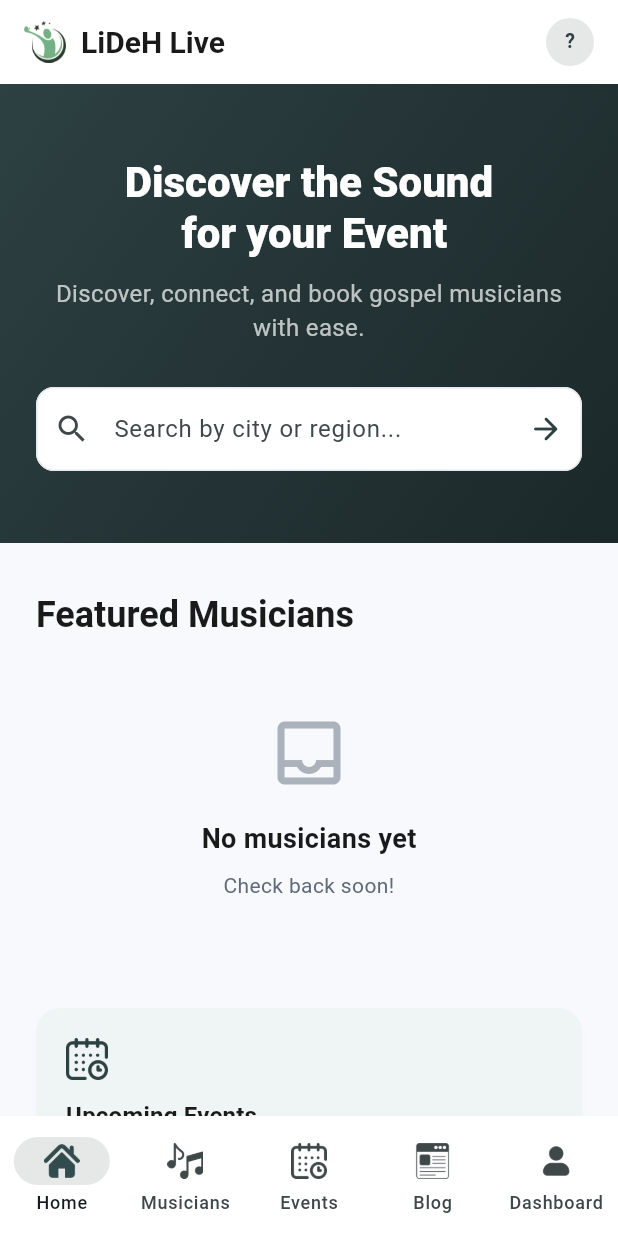
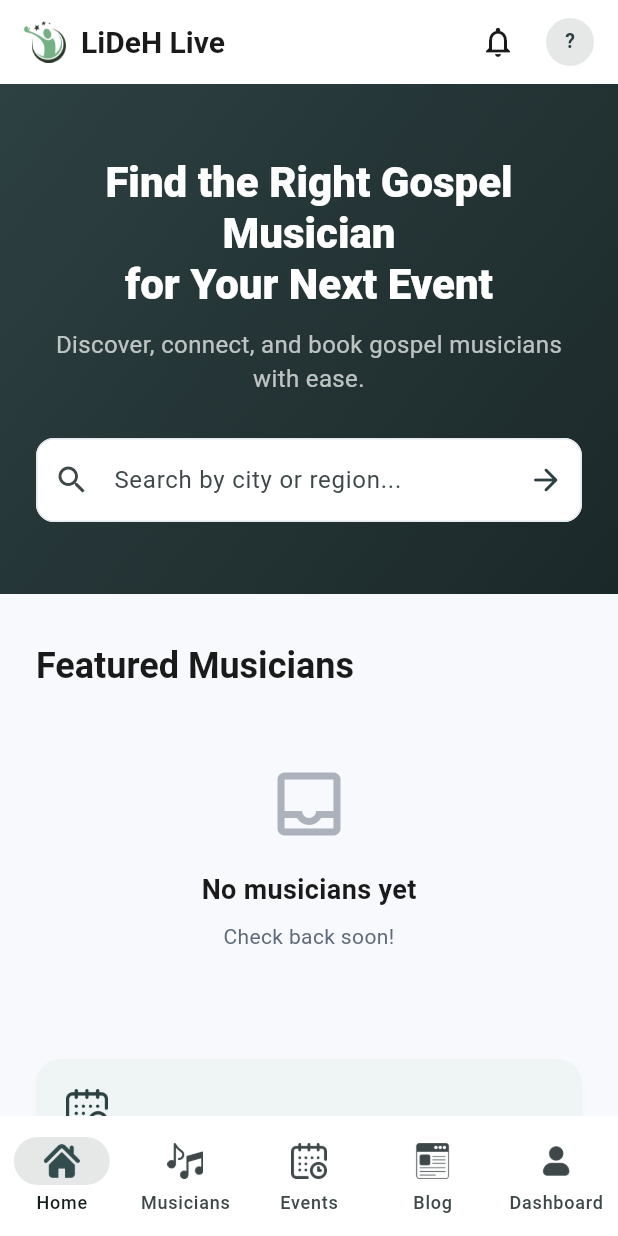
Before and after one commit to Ulikaye/lideh-live-flutter, a Flutter app: the screen it shows after launch, on a phone screen of 412 x 824 dp. Run offline on Flutter 3.47's test engine with Material 3 defaults, Android fonts, the phone set to English and light mode, and no system bars; our stand-ins replace cached_network_image, cloud_firestore, firebase_auth, firebase_core, firebase_messaging, firebase_storage and 4 more; accounts and stored records are empty.

Commit message:
Add booking notifications: Cloud Functions triggers, in-app inbox, FCM wiring

```diff
--- a/lib/core/routing/app_router.dart
+++ b/lib/core/routing/app_router.dart
@@ -24,8 +24,7 @@ import '../../features/dashboard/organizer_dashboard.dart';
 import '../../features/profile/profile_screen.dart';
 import '../../features/profile/edit_profile_screen.dart';
 import '../../features/dashboard/edit_musician_details_screen.dart';
-import '../../features/admin/admin_blog_list_screen.dart';
-import '../../features/admin/admin_blog_editor_screen.dart';
+import '../../features/notifications/notification_inbox_screen.dart';
 import '../../features/static/static_pages.dart';
 import '../../shared/widgets/error_widget.dart';
 import '../../shared/widgets/loading_indicator.dart';
@@ -51,9 +50,6 @@ final routerProvider = Provider<GoRouter>((ref) {
   ref.listen(authStateProvider, (prev, next) {
     authNotifier.value = !authNotifier.value; // force GoRouter to re-evaluate redirects
   });
-  ref.listen(currentUserProfileProvider, (prev, next) {
-    authNotifier.value = !authNotifier.value; // re-evaluate once role/admin status loads
-  });
 
   return GoRouter(
     initialLocation: '/',
@@ -70,12 +66,6 @@ final routerProvider = Provider<GoRouter>((ref) {
       }
       if (isLoggedIn && goingToAuthPages) {
         return '/';
-      }
-      if (path.startsWith('/admin')) {
-        final profile = ref.read(currentUserProfileProvider).value;
-        if (profile == null || profile.userType != UserType.admin) {
-          return '/';
-        }
       }
       return null;
     },
@@ -125,14 +115,9 @@ final routerProvider = Provider<GoRouter>((ref) {
             path: '/musician-details/edit',
             pageBuilder: (_, s) => slideTransitionPage(state: s, child: const EditMusicianDetailsScreen()),
           ),
-          GoRoute(path: '/admin/blog', builder: (_, __) => const AdminBlogListScreen()),
           GoRoute(
-            path: '/admin/blog/new',
-            pageBuilder: (_, s) => slideTransitionPage(state: s, child: const AdminBlogEditorScreen()),
-          ),
-          GoRoute(
-            path: '/admin/blog/:id/edit',
-            pageBuilder: (_, s) => slideTransitionPage(state: s, child: AdminBlogEditorScreen(postId: s.pathParameters['id'])),
+            path: '/notifications',
+            pageBuilder: (_, s) => slideTransitionPage(state: s, child: const NotificationInboxScreen()),
           ),
           GoRoute(path: '/about', builder: (_, __) => const StaticPage(type: StaticPageType.about)),
           GoRoute(path: '/contact', builder: (_, __) => const StaticPage(type: StaticPageType.contact)),
@@ -151,8 +136,8 @@ final routerProvider = Provider<GoRouter>((ref) {
 int _indexForPath(String path) {
   if (path.startsWith('/musicians')) return 1;
   if (path.startsWith('/events')) return 2;
-  if (path.startsWith('/blog') && !path.startsWith('/admin')) return 3;
-  if (path.startsWith('/dashboard') || path.startsWith('/admin')) return 4;
+  if (path.startsWith('/blog')) return 3;
+  if (path.startsWith('/dashboard')) return 4;
   return 0;
 }
 
--- a/lib/features/bookings/create_booking_screen.dart
+++ b/lib/features/bookings/create_booking_screen.dart
@@ -60,6 +60,7 @@ class _CreateBookingScreenState extends ConsumerState<CreateBookingScreen> {
       message: _messageController.text.trim(),
       contactPhone: _phoneController.text.trim(),
       status: BookingStatus.pending,
+      createdBy: organizerId,
     );
     try {
       final id = await ref.read(firestoreServiceProvider).createBooking(booking);
--- a/lib/features/dashboard/organizer_dashboard.dart
+++ b/lib/features/dashboard/organizer_dashboard.dart
@@ -7,6 +7,7 @@ import '../../providers/booking_provider.dart';
 import '../../providers/event_provider.dart';
 import '../../shared/widgets/error_widget.dart';
 import '../../shared/widgets/loading_indicator.dart';
+import '../../shared/widgets/notification_bell_button.dart';
 import '../../shared/widgets/profile_menu_button.dart';
 import '../bookings/widgets/booking_card.dart';
 
@@ -40,6 +41,7 @@ class _OrganizerDashboardState extends ConsumerState<OrganizerDashboard> with Si
         bottom: TabBar(controller: _tabController, tabs: const [Tab(text: 'My Bookings'), Tab(text: 'My Events')]),
         actions: [
           IconButton(icon: const Icon(Icons.add_circle_outline), tooltip: 'New Event', onPressed: () => context.go('/events/create')),
+          const NotificationBellButton(),
           const ProfileMenuButton(),
           const SizedBox(width: 8),
         ],
--- a/lib/features/events/event_detail_screen.dart
+++ b/lib/features/events/event_detail_screen.dart
@@ -81,6 +81,7 @@ class EventDetailScreen extends ConsumerWidget {
       venue: event.location,
       message: 'I would like to apply to perform at this event.',
       status: BookingStatus.pending,
+      createdBy: musicianId,
     );
     final id = await ref.read(firestoreServiceProvider).createBooking(booking);
     if (context.mounted) context.go('/bookings/$id');
--- a/lib/features/home/home_screen.dart
+++ b/lib/features/home/home_screen.dart
@@ -8,6 +8,7 @@ import '../../providers/musician_provider.dart';
 import '../../shared/widgets/app_icon_asset.dart';
 import '../../shared/widgets/app_logo.dart';
 import '../../shared/widgets/app_footer.dart';
+import '../../shared/widgets/notification_bell_button.dart';
 import '../../shared/widgets/profile_menu_button.dart';
 import 'widgets/featured_musicians.dart';
 
@@ -28,17 +29,12 @@ class HomeScreen extends ConsumerWidget {
         ),
         actions: [
           if (Responsive.isDesktopOrTablet(context)) ...[
-            TextButton(
-                onPressed: () => context.go('/musicians'),
-                child: const Text('Find Musicians')),
-            TextButton(
-                onPressed: () => context.go('/events'),
-                child: const Text('Events')),
-            TextButton(
-                onPressed: () => context.go('/blog'),
-                child: const Text('Blog')),
+            TextButton(onPressed: () => context.go('/musicians'), child: const Text('Find Musicians')),
+            TextButton(onPressed: () => context.go('/events'), child: const Text('Events')),
+            TextButton(onPressed: () => context.go('/blog'), child: const Text('Blog')),
             const SizedBox(width: 8),
           ],
+          const NotificationBellButton(),
           const ProfileMenuButton(),
           const SizedBox(width: 8),
         ],
@@ -52,8 +48,7 @@ class HomeScreen extends ConsumerWidget {
               child: Column(
                 crossAxisAlignment: CrossAxisAlignment.start,
                 children: [
-                  Text('Featured Musicians',
-                      style: Theme.of(context).textTheme.headlineSmall),
+                  Text('Featured Musicians', style: Theme.of(context).textTheme.headlineSmall),
                   const SizedBox(height: 16),
                   const FeaturedMusicians(),
                   const SizedBox(height: 40),
@@ -96,12 +91,9 @@ class _HeroSectionState extends ConsumerState<_HeroSection> {
           child: Column(
             children: [
               Text(
-                'Discover the Sound\n for your Event',
+                'Find the Right Gospel Musician\nfor Your Next Event',
                 textAlign: TextAlign.center,
-                style: Theme.of(context)
-                    .textTheme
-                    .displaySmall
-                    ?.copyWith(color: Colors.white, fontSize: isWide ? 40 : 28),
+                style: Theme.of(context).textTheme.displaySmall?.copyWith(color: Colors.white, fontSize: isWide ? 40 : 28),
               ),
               const SizedBox(height: 12),
               Text(
@@ -111,20 +103,16 @@ class _HeroSectionState extends ConsumerState<_HeroSection> {
               ),
               const SizedBox(height: 28),
               Container(
-                decoration: BoxDecoration(
-                    color: Colors.white,
-                    borderRadius: BorderRadius.circular(14)),
+                decoration: BoxDecoration(color: Colors.white, borderRadius: BorderRadius.circular(14)),
                 child: TextField(
                   controller: _searchController,
                   decoration: InputDecoration(
                     hintText: 'Search by city or region...',
                     prefixIcon: const Icon(Icons.search),
                     border: InputBorder.none,
-                    contentPadding: const EdgeInsets.symmetric(
-                        vertical: 16, horizontal: 16),
+                    contentPadding: const EdgeInsets.symmetric(vertical: 16, horizontal: 16),
                     suffixIcon: IconButton(
-                      icon: const Icon(Icons.arrow_forward_rounded,
-                          color: AppColors.primary),
+                      icon: const Icon(Icons.arrow_forward_rounded, color: AppColors.primary),
                       onPressed: () => _search(context),
                     ),
                   ),
@@ -140,8 +128,7 @@ class _HeroSectionState extends ConsumerState<_HeroSection> {
 
   void _search(BuildContext context) {
     final query = _searchController.text.trim();
-    ref.read(musicianFilterProvider.notifier).state =
-        MusicianFilter(location: query.isEmpty ? null : query);
+    ref.read(musicianFilterProvider.notifier).state = MusicianFilter(location: query.isEmpty ? null : query);
     context.go('/musicians');
   }
 }
@@ -151,21 +138,9 @@ class _QuickLinksSection extends StatelessWidget {
   Widget build(BuildContext context) {
     final columns = Responsive.gridColumns(context).clamp(1, 3);
     final items = [
-      _QuickLink(
-          iconName: 'calendar',
-          title: 'Upcoming Events',
-          subtitle: 'See what\'s happening near you',
-          route: '/events'),
-      _QuickLink(
-          iconName: 'blog',
-          title: 'Content Hub',
-          subtitle: 'Stories, tips and testimonials',
-          route: '/blog'),
-      _QuickLink(
-          iconName: 'music',
-          title: 'Browse Musicians',
-          subtitle: 'Explore the full directory',
-          route: '/musicians'),
+      _QuickLink(iconName: 'calendar', title: 'Upcoming Events', subtitle: 'See what\'s happening near you', route: '/events'),
+      _QuickLink(iconName: 'blog', title: 'Content Hub', subtitle: 'Stories, tips and testimonials', route: '/blog'),
+      _QuickLink(iconName: 'music', title: 'Browse Musicians', subtitle: 'Explore the full directory', route: '/musicians'),
     ];
     return GridView.count(
       crossAxisCount: columns,
@@ -184,11 +159,7 @@ class _QuickLink {
   final String title;
   final String subtitle;
   final String route;
-  _QuickLink(
-      {required this.iconName,
-      required this.title,
-      required this.subtitle,
-      required this.route});
+  _QuickLink({required this.iconName, required this.title, required this.subtitle, required this.route});
 }
 
 class _QuickLinkCard extends StatelessWidget {
@@ -210,9 +181,7 @@ class _QuickLinkCard extends StatelessWidget {
               const SizedBox(height: 12),
               Text(item.title, style: Theme.of(context).textTheme.titleMedium),
               const SizedBox(height: 4),
-              Text(item.subtitle,
-                  style: const TextStyle(
-                      color: AppColors.textSecondary, fontSize: 13)),
+              Text(item.subtitle, style: const TextStyle(color: AppColors.textSecondary, fontSize: 13)),
             ],
           ),
         ),
--- a/lib/main.dart
+++ b/lib/main.dart
@@ -5,6 +5,7 @@ import 'firebase_options.dart';
 import 'core/theme/app_theme.dart';
 import 'core/routing/app_router.dart';
 import 'core/constants/strings.dart';
+import 'providers/auth_provider.dart';
 
 Future<void> main() async {
   WidgetsFlutterBinding.ensureInitialized();
@@ -18,6 +19,17 @@ class LidehLiveApp extends ConsumerWidget {
   @override
   Widget build(BuildContext context, WidgetRef ref) {
     final router = ref.watch(routerProvider);
+
+    // Registers this device's push token against the signed-in user's
+    // profile exactly once per login — previously FcmService existed
+    // but was never actually called from anywhere in the app.
+    ref.listen(authStateProvider, (previous, next) {
+      final user = next.value;
+      if (user != null && previous?.value?.uid != user.uid) {
+        ref.read(fcmServiceProvider).initForUser(user.uid);
+      }
+    });
+
     return MaterialApp.router(
       title: AppStrings.appName,
       debugShowCheckedModeBanner: false,
--- a/lib/models/booking.dart
+++ b/lib/models/booking.dart
@@ -19,6 +19,11 @@ class Booking {
   final DateTime? createdAt;
   final DateTime? updatedAt;
   final bool reviewSubmitted;
+  // uid of whichever party initiated this booking — an organizer
+  // requesting a musician, or a musician applying to an event. Needed
+  // so the notification Cloud Function knows which party to notify
+  // (always "the other one"), rather than guessing from context.
+  final String createdBy;
 
   const Booking({
     required this.id,
@@ -35,6 +40,7 @@ class Booking {
     this.createdAt,
     this.updatedAt,
     this.reviewSubmitted = false,
+    required this.createdBy,
   });
 
   factory Booking.fromMap(String id, Map<String, dynamic> map) {
@@ -53,6 +59,7 @@ class Booking {
       createdAt: (map['created_at'] as Timestamp?)?.toDate(),
       updatedAt: (map['updated_at'] as Timestamp?)?.toDate(),
       reviewSubmitted: map['review_submitted'] ?? false,
+      createdBy: map['created_by'] ?? map['organizer_id'] ?? '',
     );
   }
 
@@ -71,6 +78,7 @@ class Booking {
       'created_at': createdAt != null ? Timestamp.fromDate(createdAt!) : FieldValue.serverTimestamp(),
       'updated_at': FieldValue.serverTimestamp(),
       'review_submitted': reviewSubmitted,
+      'created_by': createdBy,
     };
   }
 }
--- a/lib/providers/auth_provider.dart
+++ b/lib/providers/auth_provider.dart
@@ -1,6 +1,7 @@
 import 'package:firebase_auth/firebase_auth.dart';
 import 'package:flutter_riverpod/flutter_riverpod.dart';
 import '../firebase/auth_service.dart';
+import '../firebase/fcm_service.dart';
 import '../firebase/firestore_service.dart';
 import '../firebase/storage_service.dart';
 import '../models/user_profile.dart';
@@ -8,6 +9,7 @@ import '../models/user_profile.dart';
 final authServiceProvider = Provider<AuthService>((ref) => AuthService());
 final firestoreServiceProvider = Provider<FirestoreService>((ref) => FirestoreService());
 final storageServiceProvider = Provider<StorageService>((ref) => StorageService());
+final fcmServiceProvider = Provider<FcmService>((ref) => FcmService());
 
 /// Live Firebase auth state — drives route protection in app_router.dart.
 final authStateProvider = StreamProvider<User?>((ref) {
--- /dev/null
+++ b/lib/providers/notification_provider.dart
@@ -0,0 +1,16 @@
+import 'package:cloud_firestore/cloud_firestore.dart';
+import 'package:flutter_riverpod/flutter_riverpod.dart';
+import '../firebase/notification_firestore_methods.dart';
+import '../models/notification.dart';
+import 'auth_provider.dart';
+
+final notificationsProvider = StreamProvider<List<AppNotification>>((ref) {
+  final uid = ref.watch(authStateProvider).value?.uid;
+  if (uid == null) return Stream.value(const []);
+  return FirebaseFirestore.instance.watchNotificationsForUser(uid);
+});
+
+final unreadNotificationCountProvider = Provider<int>((ref) {
+  final notifications = ref.watch(notificationsProvider).value ?? const [];
+  return notifications.where((n) => !n.read).length;
+});
--- /dev/null
+++ b/lib/shared/widgets/notification_bell_button.dart
@@ -0,0 +1,27 @@
+import 'package:flutter/material.dart';
+import 'package:flutter_riverpod/flutter_riverpod.dart';
+import 'package:go_router/go_router.dart';
+import '../../core/constants/app_colors.dart';
+import '../../providers/notification_provider.dart';
+
+/// Bell icon with an unread-count badge, placed in the same app bars
+/// as [ProfileMenuButton]. Tapping it opens the notification inbox.
+class NotificationBellButton extends ConsumerWidget {
+  const NotificationBellButton({super.key});
+
+  @override
+  Widget build(BuildContext context, WidgetRef ref) {
+    final unreadCount = ref.watch(unreadNotificationCountProvider);
+
+    return IconButton(
+      tooltip: 'Notifications',
+      onPressed: () => context.go('/notifications'),
+      icon: Badge(
+        isLabelVisible: unreadCount > 0,
+        label: Text(unreadCount > 9 ? '9+' : '$unreadCount'),
+        backgroundColor: AppColors.danger,
+        child: const Icon(Icons.notifications_outlined),
+      ),
+    );
+  }
+}
```
Also changed, not shown: firebase/firestore.indexes.json (+8 -0 lines), lib/features/dashboard/musician_dashboard.dart (+68 -8 lines), lib/features/notifications/notification_inbox_screen.dart (added, +78 -0 lines), lib/firebase/notification_firestore_methods.dart (added, +22 -0 lines), 27 other files.
